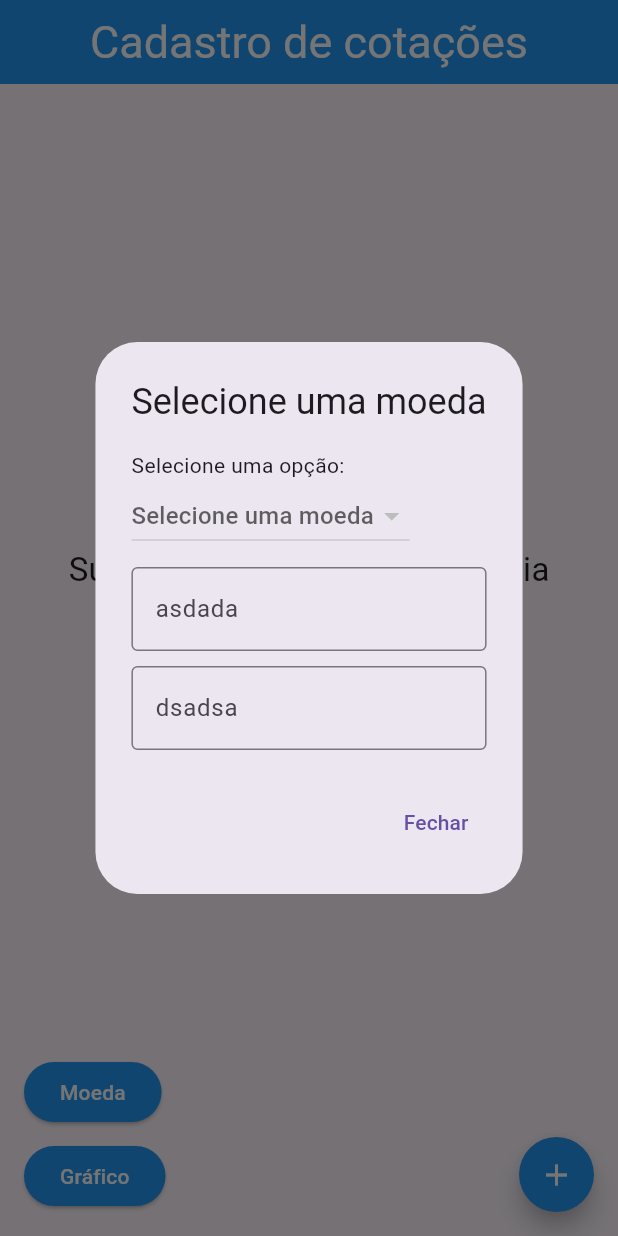
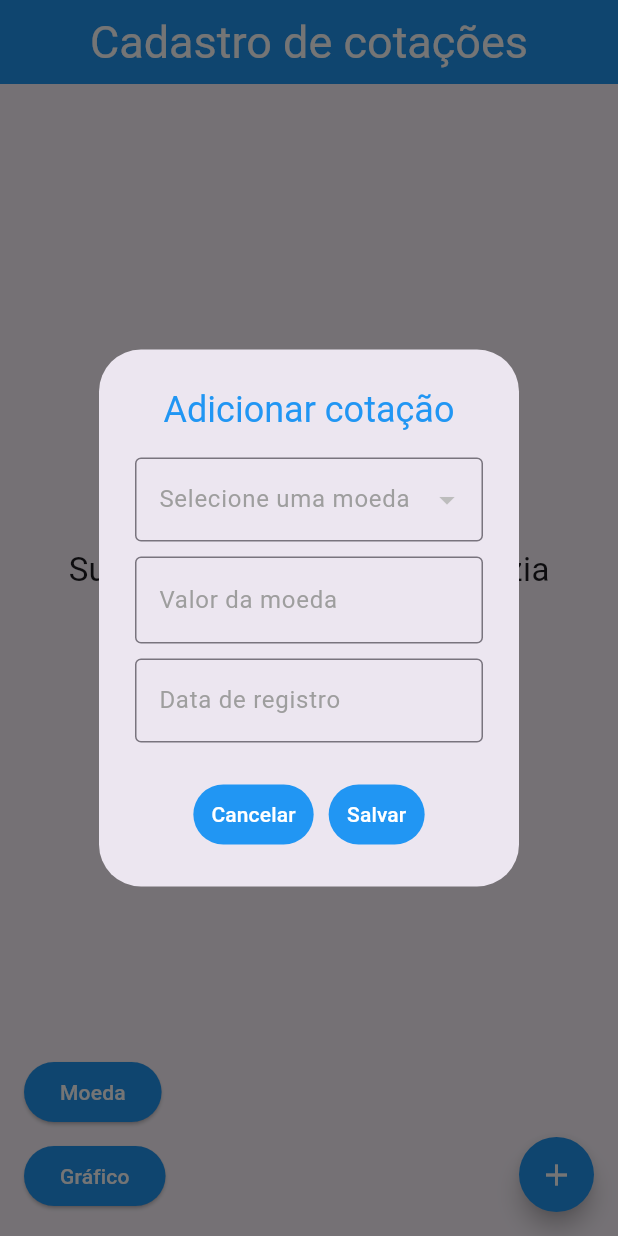
Before and after one commit to Lulispliff/app_grafico_compartilhado, a Flutter app: the CotacaoScreen screen opened directly, after a tap on the "add" icon, on a phone screen of 412 x 824 dp. Run offline on Flutter 3.47's test engine with Material 3 defaults, Android fonts, the phone set to English and light mode, and no system bars; our stand-ins replace isar; accounts and stored records are empty; generated files the repository leaves out were written again.

Commit message:
cotacoes screen alteracoes

```diff
--- a/lib/src/screens/cotacao_screen.dart
+++ b/lib/src/screens/cotacao_screen.dart
@@ -5,6 +5,7 @@ import 'package:app_grafico_compartilhado/src/screens/grafico_screen.dart';
 import 'package:app_grafico_compartilhado/src/screens/moeda_screen.dart';
 import 'package:flutter/material.dart';
 import 'package:provider/provider.dart';
+import 'package:intl/intl.dart';
 
 class CotacaoScreen extends StatefulWidget {
   const CotacaoScreen({super.key});
@@ -44,17 +45,22 @@ class CotacaoScreenState extends State<CotacaoScreen> {
   }
 
   Widget _buildCotacoesList() {
-    return cotacoes.isEmpty
+    final moedaDatabase = context.watch<MoedaDatabase>();
+    List<Moeda> currentCotacao = moedaDatabase.currentCotacao;
+
+    return currentCotacao.isEmpty
         ? const Center(
             child: Text("Sua lista de cotações está vazia",
                 style: TextStyle(fontSize: 22)),
           )
         : ListView.builder(
-            itemCount: cotacoes.length,
+            itemCount: currentCotacao.length,
             itemBuilder: (context, index) {
+              final cotacao = currentCotacao[index];
+
               return ListTile(
                 title: Text(
-                  "Indicador: ${cotacoes[index].indicador.nome}",
+                  "Moeda: ${cotacao.nome} - Valor: ${cotacao.valor} - Data de registro: ${cotacao.dataHora}",
                   style: const TextStyle(fontSize: 18),
                 ),
                 trailing: Row(
@@ -72,51 +78,108 @@ class CotacaoScreenState extends State<CotacaoScreen> {
   }
 
   void addCotacaoDialog() {
-    final moedaDatabase = context.watch<MoedaDatabase>();
+    final moedaDatabase = context.read<MoedaDatabase>();
     List<Moeda> currentMoeda = moedaDatabase.currentMoeda;
+
+    Moeda? selectedMoeda;
+    DateTime? dataHora;
+    double? valor;
+
     showDialog(
         context: context,
         builder: (context) {
           return AlertDialog(
-            title: const Text('Selecione uma moeda'),
+            title: const Text("Adicionar cotação",
+                textAlign: TextAlign.center,
+                style: TextStyle(color: Colors.blue)),
             content: Column(
               mainAxisSize: MainAxisSize.min,
               crossAxisAlignment: CrossAxisAlignment.start,
               children: [
-                const Text('Selecione uma opção:'),
-                DropdownButton<Moeda>(
+                DropdownButtonFormField<Moeda>(
+                  focusColor: Colors.transparent,
+                  decoration: const InputDecoration(
+                      labelText: "Selecione uma moeda",
+                      labelStyle: TextStyle(color: Colors.grey),
+                      border: OutlineInputBorder(
+                          borderSide: BorderSide(color: Colors.grey)),
+                      focusedBorder: OutlineInputBorder(
+                          borderSide: BorderSide(color: Colors.grey))),
+                  onChanged: (Moeda? moeda) {
+                    selectedMoeda = moeda;
+                  },
                   items: currentMoeda.map((Moeda moeda) {
                     return DropdownMenuItem<Moeda>(
                       value: moeda,
                       child: Text(moeda.nome),
                     );
                   }).toList(),
-                  onChanged: (Moeda? selectedMoeda) {},
-                  hint: const Text('Selecione uma moeda'),
                 ),
                 const SizedBox(height: 10),
-                const TextField(
-                  decoration: InputDecoration(
-                    labelText: 'asdada',
-                    border: OutlineInputBorder(),
+                TextField(
+                  cursorColor: Colors.grey,
+                  decoration: const InputDecoration(
+                    prefixText: "R\$ ",
+                    prefixStyle: TextStyle(color: Colors.grey, fontSize: 18),
+                    labelText: "Valor da moeda",
+                    labelStyle: TextStyle(color: Colors.grey),
+                    border: OutlineInputBorder(
+                        borderSide: BorderSide(color: Colors.grey)),
+                    focusedBorder: OutlineInputBorder(
+                        borderSide: BorderSide(color: Colors.grey)),
                   ),
+                  onChanged: (value) {
+                    valor = double.tryParse(value);
+                  },
                 ),
                 const SizedBox(height: 10),
-                const TextField(
-                  decoration: InputDecoration(
-                    labelText: 'dsadsa',
-                    border: OutlineInputBorder(),
-                  ),
+                TextField(
+                  cursorColor: Colors.grey,
+                  decoration: const InputDecoration(
+                      hintText: "dia/mes/ano",
+                      hintStyle: TextStyle(color: Colors.grey),
+                      labelText: "Data de registro",
+                      labelStyle: TextStyle(color: Colors.grey),
+                      border: OutlineInputBorder(
+                          borderSide: BorderSide(color: Colors.grey)),
+                      focusedBorder: OutlineInputBorder(
+                          borderSide: BorderSide(color: Colors.grey))),
+                  onChanged: (value) {
+                    final dateFormat = DateFormat('dd/MM/yyyy');
+                    dataHora = dateFormat.parse(value);
+                  },
                 ),
               ],
             ),
-            actions: <Widget>[
-              TextButton(
-                onPressed: () {
-                  Navigator.of(context).pop();
-                },
-                child: const Text('Fechar'),
-              ),
+            actions: [
+              Row(
+                mainAxisAlignment: MainAxisAlignment.center,
+                children: [
+                  TextButton(
+                    style: ButtonStyle(
+                        backgroundColor:
+                            MaterialStateProperty.all(Colors.blue)),
+                    child: const Text("Cancelar",
+                        style: TextStyle(color: Colors.white)),
+                    onPressed: () {
+                      Navigator.of(context).pop();
+                    },
+                  ),
+                  const SizedBox(width: 10),
+                  TextButton(
+                    style: ButtonStyle(
+                        backgroundColor:
+                            MaterialStateProperty.all(Colors.blue)),
+                    child: const Text("Salvar",
+                        style: TextStyle(color: Colors.white)),
+                    onPressed: () {
+                      moedaDatabase.addCotacao(
+                          selectedMoeda!.nome, dataHora!, valor!);
+                      Navigator.of(context).pop();
+                    },
+                  ),
+                ],
+              )
             ],
           );
         });
--- a/lib/src/screens/moeda_screen.dart
+++ b/lib/src/screens/moeda_screen.dart
@@ -52,6 +52,7 @@ class MoedaScreenState extends State<MoedaScreen> {
   Widget _buildMoedasList() {
     final moedaDatabase = context.watch<MoedaDatabase>();
     List<Moeda> currentMoeda = moedaDatabase.currentMoeda;
+
     return currentMoeda.isEmpty
         ? const Center(
             child: Text(
--- a/pubspec.yaml
+++ b/pubspec.yaml
@@ -25,7 +25,7 @@ dependencies:
   isar: ^3.1.0+1
   path_provider: ^2.0.2
   isar_flutter_libs: ^3.1.0+1
-
+  intl: ^0.19.0
 
 dev_dependencies:
   flutter_test:
```
Also changed, not shown: lib/src/isar/moeda_database.dart (+32 -4 lines), lib/src/screens/indicador_screen.dart (deleted, +0 -219 lines), pubspec.lock.
